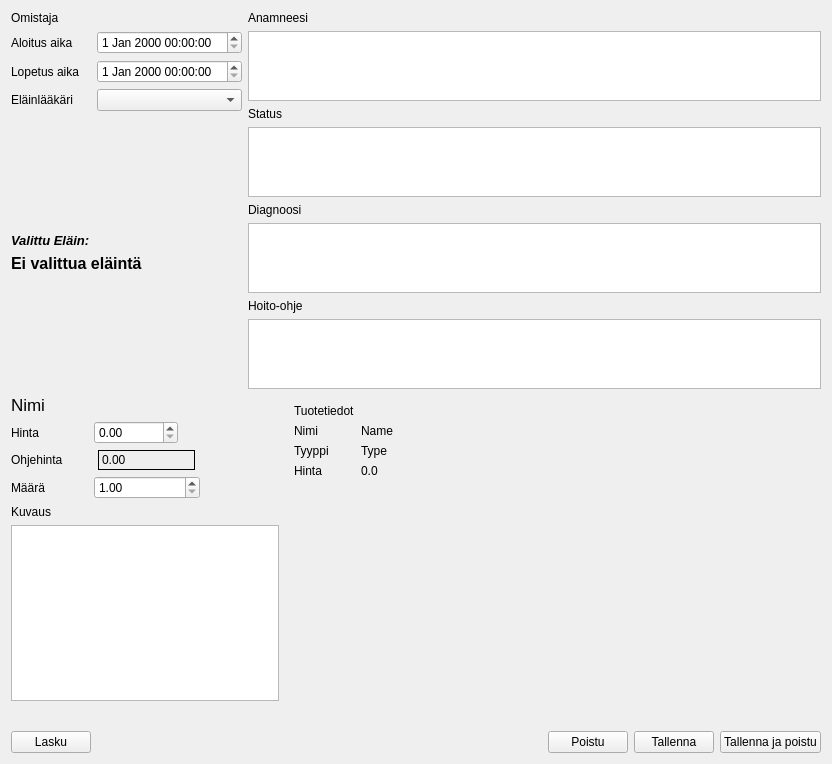
Qt form uipy/ui_visit.ui (mape90/VetApp) before a commit.
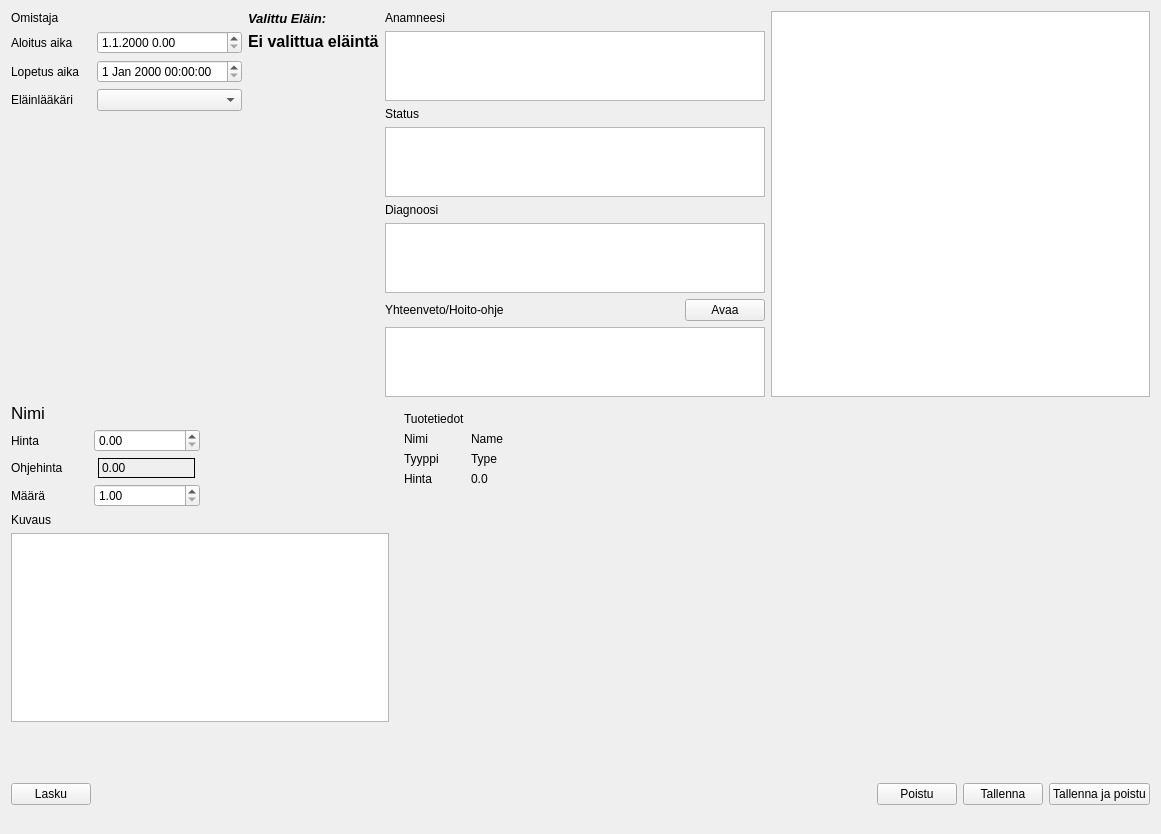
The same form after that commit.

Commit message: updated visittab, added summary, fixed bill bugs

Diff of the .ui file:
```diff
--- a/uipy/ui_visit.ui
+++ b/uipy/ui_visit.ui
@@ -6,16 +6,20 @@
    <rect>
     <x>0</x>
     <y>0</y>
-    <width>832</width>
-    <height>764</height>
+    <width>1161</width>
+    <height>834</height>
    </rect>
   </property>
   <property name="windowTitle">
    <string>Form</string>
   </property>
-  <layout class="QVBoxLayout" name="verticalLayout_9" stretch="1,2,0">
+  <layout class="QVBoxLayout" name="verticalLayout_11" stretch="1,5,1">
    <item>
-    <layout class="QHBoxLayout" name="horizontalLayout_5" stretch="0,1,1">
+    <layout class="QHBoxLayout" name="horizontalLayout_4">
+     <item>
+      <layout class="QVBoxLayout" name="verticalLayout_9">
+       <item>
+        <layout class="QHBoxLayout" name="horizontalLayout_11">
      <item>
       <layout class="QVBoxLayout" name="verticalLayout">
        <item>
@@ -57,7 +61,18 @@
           </widget>
          </item>
          <item>
-          <widget class="QDateTimeEdit" name="startTimeEdit"/>
+              <widget class="QDateTimeEdit" name="startTimeEdit">
+               <property name="date">
+                <date>
+                 <year>2000</year>
+                 <month>1</month>
+                 <day>1</day>
+                </date>
+               </property>
+               <property name="displayFormat">
+                <string>d.M.yyyy H.mm</string>
+               </property>
+              </widget>
          </item>
         </layout>
        </item>
@@ -130,6 +145,10 @@
          </property>
         </spacer>
        </item>
+          </layout>
+         </item>
+         <item>
+          <layout class="QVBoxLayout" name="verticalLayout_3">
        <item>
         <widget class="QLabel" name="label_10">
          <property name="font">
@@ -175,8 +194,15 @@
        </item>
       </layout>
      </item>
+        </layout>
+       </item>
      <item>
-      <layout class="QVBoxLayout" name="animalVisitInfoLayout">
+        <layout class="QHBoxLayout" name="animalSelectorLayout"/>
+       </item>
+      </layout>
+     </item>
+     <item>
+      <layout class="QVBoxLayout" name="verticalLayout_12">
        <item>
         <layout class="QVBoxLayout" name="verticalLayout_8">
          <item>
@@ -217,14 +243,40 @@
          <item>
           <widget class="QPlainTextEdit" name="diagnosisTextEdit"/>
          </item>
+        </layout>
+       </item>
          <item>
           <layout class="QVBoxLayout" name="verticalLayout_10">
            <item>
+          <layout class="QHBoxLayout" name="horizontalLayout_12">
+           <item>
             <widget class="QLabel" name="threatmentLabel">
              <property name="text">
-              <string>Hoito-ohje</string>
+              <string>Yhteenveto/Hoito-ohje</string>
              </property>
             </widget>
+           </item>
+           <item>
+            <spacer name="horizontalSpacer_5">
+             <property name="orientation">
+              <enum>Qt::Horizontal</enum>
+             </property>
+             <property name="sizeHint" stdset="0">
+              <size>
+               <width>40</width>
+               <height>20</height>
+              </size>
+             </property>
+            </spacer>
+           </item>
+           <item>
+            <widget class="QPushButton" name="openSummaryButton">
+             <property name="text">
+              <string>Avaa</string>
+             </property>
+            </widget>
+           </item>
+          </layout>
            </item>
            <item>
             <widget class="QPlainTextEdit" name="treatmentTextEdit"/>
@@ -233,12 +285,10 @@
          </item>
         </layout>
        </item>
-      </layout>
-     </item>
      <item>
-      <layout class="QVBoxLayout" name="verticalLayout_2">
+      <layout class="QVBoxLayout" name="itemAddLayout">
        <item>
-        <layout class="QHBoxLayout" name="animalSelectorLayout"/>
+        <widget class="QTableView" name="tableView"/>
        </item>
       </layout>
      </item>
@@ -544,7 +594,7 @@
     </layout>
    </item>
    <item>
-    <layout class="QHBoxLayout" name="horizontalLayout_4">
+    <layout class="QHBoxLayout" name="horizontalLayout_13">
      <item>
       <widget class="QPushButton" name="billButton">
        <property name="text">
@@ -559,8 +609,8 @@
        </property>
        <property name="sizeHint" stdset="0">
         <size>
-         <width>40</width>
-         <height>20</height>
+         <width>17</width>
+         <height>58</height>
         </size>
        </property>
       </spacer>
```
Lines whose indentation alone changed are shown as unchanged. The commit also changes 16 other files.
